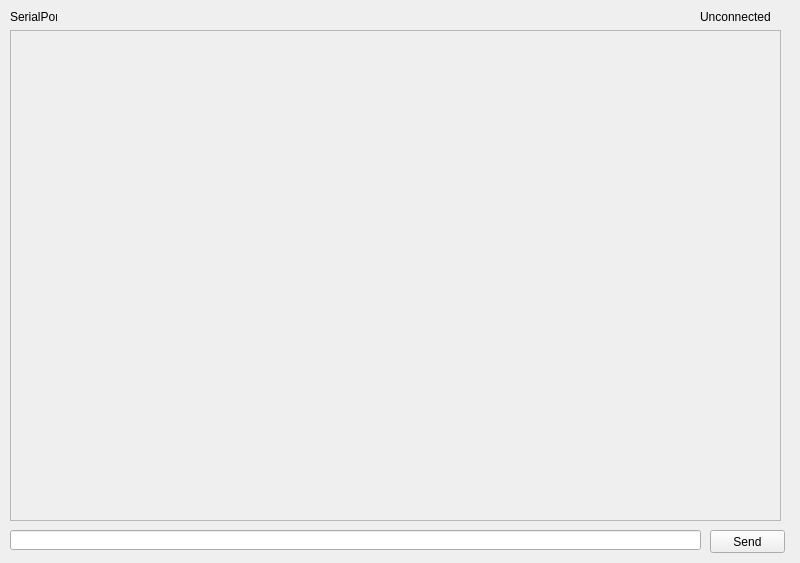
Qt form serialconsole.ui (kkrizka/chister) before a commit.
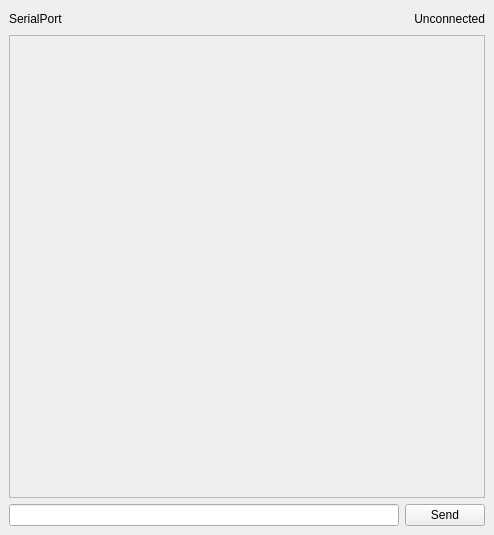
The same form after that commit.

The edit to the form file:
```diff
--- a/serialconsole.ui
+++ b/serialconsole.ui
@@ -6,76 +6,83 @@
    <rect>
     <x>0</x>
     <y>0</y>
-    <width>800</width>
-    <height>563</height>
+    <width>494</width>
+    <height>535</height>
    </rect>
   </property>
   <property name="windowTitle">
    <string>Serial Port Console</string>
   </property>
   <widget class="QWidget" name="centralwidget">
-   <widget class="QPlainTextEdit" name="console">
-    <property name="enabled">
-     <bool>false</bool>
-    </property>
-    <property name="geometry">
-     <rect>
-      <x>10</x>
-      <y>30</y>
-      <width>771</width>
-      <height>491</height>
-     </rect>
-    </property>
-   </widget>
+   <layout class="QVBoxLayout" name="verticalLayout">
+    <item>
+     <layout class="QHBoxLayout" name="horizontalLayout">
+      <item>
    <widget class="QLabel" name="serialPortLabel">
-    <property name="geometry">
-     <rect>
-      <x>10</x>
-      <y>10</y>
-      <width>47</width>
-      <height>13</height>
-     </rect>
-    </property>
     <property name="text">
      <string>SerialPort</string>
     </property>
    </widget>
-   <widget class="QLineEdit" name="commandLineEdit">
-    <property name="geometry">
-     <rect>
-      <x>10</x>
-      <y>530</y>
-      <width>691</width>
+      </item>
+      <item>
+       <spacer name="horizontalSpacer">
+        <property name="orientation">
+         <enum>Qt::Horizontal</enum>
+        </property>
+        <property name="sizeHint" stdset="0">
+         <size>
+          <width>40</width>
       <height>20</height>
-     </rect>
-    </property>
-   </widget>
+         </size>
+        </property>
+       </spacer>
+      </item>
+      <item>
+       <widget class="QLabel" name="connectedLabel">
+        <property name="text">
+         <string>Unconnected</string>
+        </property>
+        <property name="alignment">
+         <set>Qt::AlignRight|Qt::AlignTrailing|Qt::AlignVCenter</set>
+        </property>
+       </widget>
+      </item>
+     </layout>
+    </item>
+    <item>
+     <widget class="QPlainTextEdit" name="console">
+      <property name="enabled">
+       <bool>false</bool>
+      </property>
+     </widget>
+    </item>
+    <item>
+     <layout class="QHBoxLayout" name="horizontalLayout_2">
+      <item>
+       <widget class="QLineEdit" name="commandLineEdit"/>
+      </item>
+      <item>
    <widget class="QPushButton" name="sendPushButton">
-    <property name="geometry">
-     <rect>
-      <x>710</x>
-      <y>530</y>
+        <property name="sizePolicy">
+         <sizepolicy hsizetype="Fixed" vsizetype="Fixed">
+          <horstretch>0</horstretch>
+          <verstretch>0</verstretch>
+         </sizepolicy>
+        </property>
+        <property name="minimumSize">
+         <size>
       <width>75</width>
-      <height>23</height>
-     </rect>
+          <height>0</height>
+         </size>
     </property>
     <property name="text">
      <string>Send</string>
     </property>
    </widget>
-   <widget class="QLabel" name="connectedLabel">
-    <property name="geometry">
-     <rect>
-      <x>700</x>
-      <y>10</y>
-      <width>81</width>
-      <height>13</height>
-     </rect>
-    </property>
-    <property name="text">
-     <string>Unconnected</string>
-    </property>
-   </widget>
+      </item>
+     </layout>
+    </item>
+   </layout>
   </widget>
  </widget>
  <resources/>
```
Lines whose indentation alone changed are shown as unchanged.
